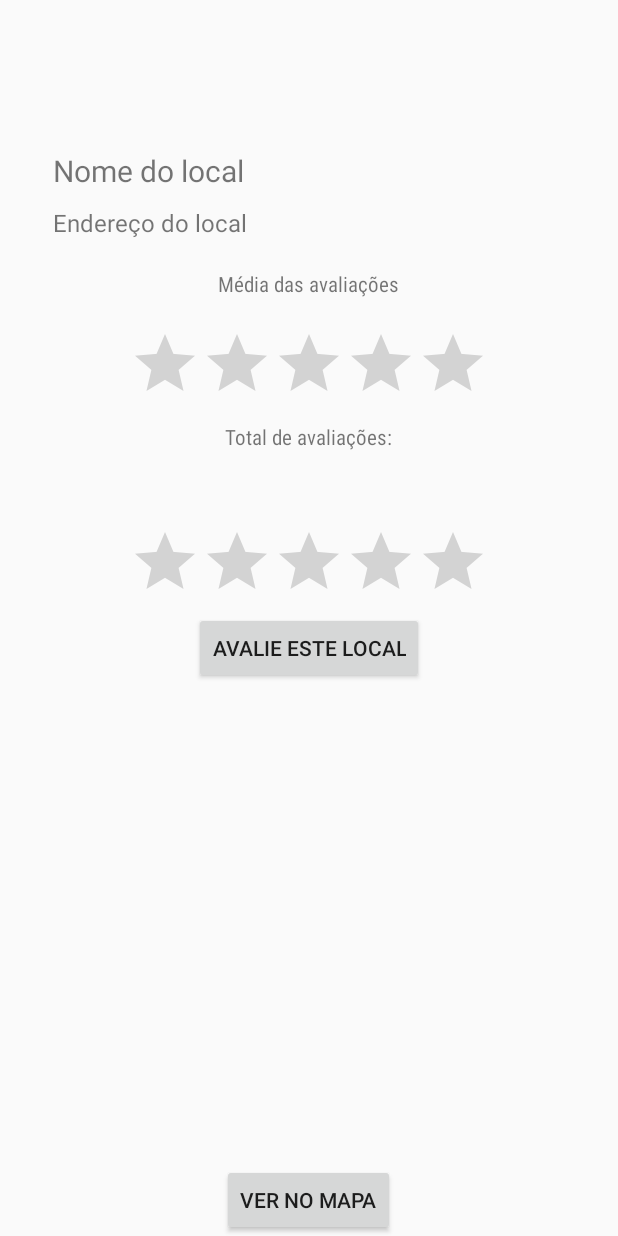
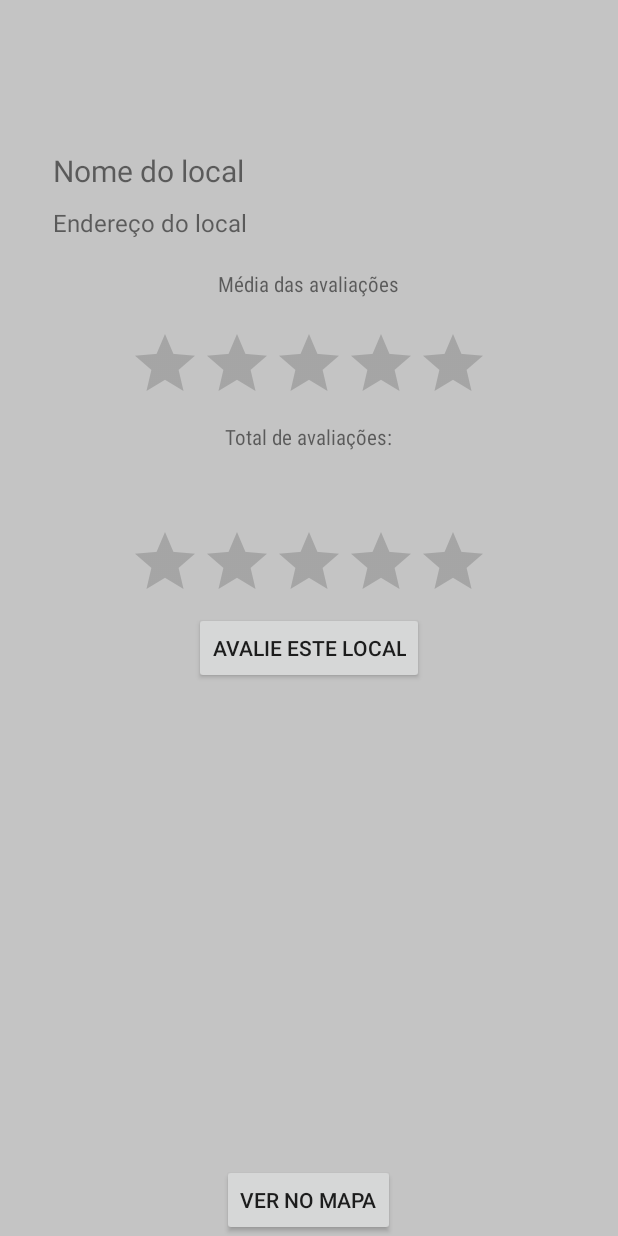
Before and after one commit to gabrielturato/TrabalhoMobile, an Android app: the UserChooseFragment screen opened directly, with no data from a screen before it, on a phone screen of 412 x 824 dp. Run offline under Robolectric (Android 15) with nearby library versions, the phone set to English and light mode, and no system bars; our stand-ins replace Firebase (no records; nobody signed in at launch, a user with empty details on screens opened directly); 5 statements that could not run were skipped.

Commit message:
Cor de fundo da ultima tela
Cor de fundo da ultima tela atualizado

```diff
--- a/TrabalhoAndroid/app/src/main/res/layout/fragment_user_choose.xml
+++ b/TrabalhoAndroid/app/src/main/res/layout/fragment_user_choose.xml
@@ -6,7 +6,8 @@
     android:layout_height="match_parent"
     xmlns:style="http://schemas.android.com/apk/res-auto"
     tools:context=".UserChooseFragment"
-    android:scrollbarAlwaysDrawVerticalTrack="true">
+    android:scrollbarAlwaysDrawVerticalTrack="true"
+    android:background="@color/Gray">
 
     <LinearLayout
         android:layout_width="match_parent"
```
